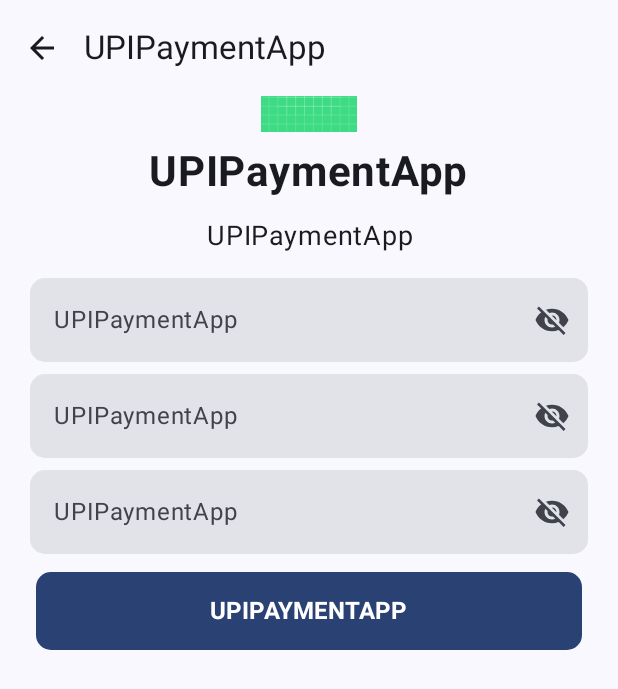
After one commit to RumitPatel/android-pay-with-upi, an Android app built with Jetpack Compose: the composable ResetPasswordScreen shown on its own in the app's theme, on a phone screen of 412 x 824 dp. The commit adds this screen. Shown: the top 689 px of the screen. Run offline under Robolectric (Android 15) with nearby library versions, the phone set to English and light mode, and no system bars.

Commit message:
Reference taken from ResetPasswordScreen.kt

```diff
--- /dev/null
+++ b/app/src/main/java/com/rum/upipaymentapp/ResetPasswordScreen.kt
@@ -0,0 +1,205 @@
+package com.rum.upipaymentapp
+
+import androidx.compose.foundation.Image
+import androidx.compose.foundation.layout.*
+import androidx.compose.foundation.shape.RoundedCornerShape
+import androidx.compose.foundation.text.KeyboardOptions
+import androidx.compose.material.*
+import androidx.compose.material.icons.Icons
+import androidx.compose.material.icons.filled.ArrowBack
+import androidx.compose.material.icons.filled.Visibility
+import androidx.compose.material.icons.filled.VisibilityOff
+import androidx.compose.material3.Button
+import androidx.compose.material3.ButtonDefaults
+import androidx.compose.material3.CircularProgressIndicator
+import androidx.compose.material3.ExperimentalMaterial3Api
+import androidx.compose.material3.Icon
+import androidx.compose.material3.IconButton
+import androidx.compose.material3.Scaffold
+import androidx.compose.material3.TopAppBar
+import androidx.compose.runtime.Composable
+import androidx.compose.runtime.getValue
+import androidx.compose.runtime.mutableStateOf
+import androidx.compose.runtime.saveable.rememberSaveable
+import androidx.compose.runtime.setValue
+import androidx.compose.ui.Alignment
+import androidx.compose.ui.Modifier
+import androidx.compose.ui.graphics.Color
+import androidx.compose.ui.graphics.vector.ImageVector
+import androidx.compose.ui.layout.ContentScale
+import androidx.compose.ui.res.colorResource
+import androidx.compose.ui.res.painterResource
+import androidx.compose.ui.res.stringResource
+import androidx.compose.ui.text.font.FontWeight
+import androidx.compose.ui.text.input.ImeAction
+import androidx.compose.ui.text.input.KeyboardType
+import androidx.compose.ui.text.style.TextAlign
+import androidx.compose.ui.unit.dp
+import androidx.compose.ui.unit.sp
+import androidx.lifecycle.LiveData
+import androidx.lifecycle.MediatorLiveData
+import com.rum.upipaymentapp.ui.custom_views.MyPasswordTextField
+import com.rum.upipaymentapp.ui.custom_views.MyText
+
+@OptIn(ExperimentalMaterial3Api::class)
+@Composable
+fun ResetPasswordScreen(
+    onBackArrowPressed: () -> Unit = {},
+    onResetButtonClicked: (currentPassword: String?, newPassword: String?, confirmNewPassword: String?) -> Unit = { _: String?, _: String?, _: String? -> },
+) {
+
+    var currentPassword by rememberSaveable { mutableStateOf("") }
+    var currentPasswordVisible by rememberSaveable { mutableStateOf(false) }
+    var isErrorCurrentPassword by rememberSaveable { mutableStateOf(false) }
+
+    var newPassword by rememberSaveable { mutableStateOf("") }
+    var newPasswordVisible by rememberSaveable { mutableStateOf(false) }
+    var isErrorNewPassword by rememberSaveable { mutableStateOf(false) }
+
+    var confirmNewPassword by rememberSaveable { mutableStateOf("") }
+    var confirmNewPasswordVisible by rememberSaveable { mutableStateOf(false) }
+    var isErrorConfirmNewPassword by rememberSaveable { mutableStateOf(false) }
+
+
+    Scaffold(topBar = {
+        TopAppBar(title = {
+            MyText(text = stringResource(R.string.app_name))
+        }, navigationIcon = {
+            IconButton(onClick = onBackArrowPressed) {
+                Icon(Icons.Filled.ArrowBack, "")
+            }
+        },
+        )
+    }, content = { padding ->
+        Column(
+            modifier = Modifier
+                .fillMaxSize()
+                .padding(16.dp),
+            horizontalAlignment = Alignment.CenterHorizontally
+        ) {
+            Image(
+                painterResource(id = R.drawable.ic_launcher_background),
+                contentDescription = null,
+                modifier = Modifier
+                    .size(80.dp)
+                    .padding(8.dp),
+                contentScale = ContentScale.Crop
+            )
+            MyText(
+                modifier = Modifier.padding(2.dp),
+                text = stringResource(R.string.app_name),
+                fontWeight = FontWeight.Bold,
+                fontSize = 28.sp
+            )
+            MyText(
+                modifier = Modifier.padding(12.dp),
+                textAlign = TextAlign.Center,
+                text = stringResource(R.string.app_name),
+                fontSize = 18.sp,
+            )
+
+            MyPasswordTextField(value = currentPassword,
+                isError = isErrorCurrentPassword,
+                errorMessage = stringResource(R.string.app_name),
+                valueVisibility = currentPasswordVisible,
+                placeholder = stringResource(R.string.app_name),
+                label = stringResource(R.string.app_name),
+                onValueChange = {
+                    currentPassword = it
+                    isErrorCurrentPassword = false
+                },
+                keyboardOptions = KeyboardOptions(
+                    keyboardType = KeyboardType.Password, imeAction = ImeAction.Next
+                ),
+                trailingIcon = {
+                    val image = getPasswordToggleIcon(currentPasswordVisible)
+                    val description = getPasswordToggleDescription(confirmNewPasswordVisible)
+
+                    IconButton(onClick = { currentPasswordVisible = !currentPasswordVisible }) {
+                        Icon(imageVector = image, description)
+                    }
+                })
+
+            MyPasswordTextField(value = newPassword,
+                isError = isErrorNewPassword,
+                errorMessage = stringResource(R.string.app_name),
+                valueVisibility = newPasswordVisible,
+                placeholder = stringResource(R.string.app_name),
+                label = stringResource(R.string.app_name),
+                onValueChange = {
+                    newPassword = it
+                    isErrorNewPassword = false
+                },
+                keyboardOptions = KeyboardOptions(
+                    keyboardType = KeyboardType.Password, imeAction = ImeAction.Next
+                ),
+                trailingIcon = {
+                    val image = getPasswordToggleIcon(newPasswordVisible)
+                    val description = getPasswordToggleDescription(confirmNewPasswordVisible)
+
+                    IconButton(onClick = { newPasswordVisible = !newPasswordVisible }) {
+                        Icon(imageVector = image, description)
+                    }
+                })
+
+            MyPasswordTextField(value = confirmNewPassword,
+                isError = isErrorConfirmNewPassword,
+                errorMessage = stringResource(R.string.app_name),
+                valueVisibility = confirmNewPasswordVisible,
+                placeholder = stringResource(R.string.app_name),
+                label = stringResource(R.string.app_name),
+                onValueChange = {
+                    confirmNewPassword = it
+                    isErrorConfirmNewPassword = false
+                },
+                keyboardOptions = KeyboardOptions(
+                    keyboardType = KeyboardType.Password, imeAction = ImeAction.Done
+                ),
+                trailingIcon = {
+                    val image = getPasswordToggleIcon(confirmNewPasswordVisible)
+                    val description = getPasswordToggleDescription(confirmNewPasswordVisible)
+
+                    IconButton(onClick = {
+                        confirmNewPasswordVisible = !confirmNewPasswordVisible
+                    }) {
+                        Icon(imageVector = image, description)
+                    }
+                })
+
+            Button(modifier = Modifier
+                .fillMaxWidth()
+                .padding(8.dp)
+                .height(52.dp),
+                shape = RoundedCornerShape(10.dp),
+                onClick = {
+                    if (currentPassword.isEmpty()) {
+                        isErrorCurrentPassword = true
+                    } else if (newPassword.isEmpty()) {
+                        isErrorNewPassword = true
+                    } else if (confirmNewPassword.isEmpty()) {
+                        isErrorConfirmNewPassword = true
+                    } else {
+                        onResetButtonClicked(currentPassword, newPassword, confirmNewPassword)
+                    }
+
+                }) {
+                MyText(
+                    text = stringResource(R.string.app_name).uppercase(),
+                    fontSize = 16.sp,
+                    fontWeight = FontWeight.Bold,
+                    color = Color.White
+                )
+            }
+        }
+    })
+}
+
+
+fun getPasswordToggleIcon(isVisible: Boolean): ImageVector {
+    return if (isVisible) Icons.Filled.Visibility
+    else Icons.Filled.VisibilityOff
+}
+
+fun getPasswordToggleDescription(isVisible: Boolean): String {
+    return if (isVisible) "Hide password" else "Show password"
+}
--- /dev/null
+++ b/app/src/main/java/com/rum/upipaymentapp/ui/custom_views/CommonViews.kt
@@ -0,0 +1,78 @@
+package com.rum.upipaymentapp.ui.custom_views
+
+import androidx.compose.foundation.layout.fillMaxWidth
+import androidx.compose.foundation.layout.padding
+import androidx.compose.foundation.shape.RoundedCornerShape
+import androidx.compose.foundation.text.KeyboardOptions
+import androidx.compose.material3.ExperimentalMaterial3Api
+import androidx.compose.material3.MaterialTheme
+import androidx.compose.material3.Text
+import androidx.compose.material3.TextField
+import androidx.compose.material3.TextFieldDefaults
+import androidx.compose.runtime.Composable
+import androidx.compose.ui.Modifier
+import androidx.compose.ui.graphics.Color
+import androidx.compose.ui.res.colorResource
+import androidx.compose.ui.text.font.FontWeight
+import androidx.compose.ui.text.input.PasswordVisualTransformation
+import androidx.compose.ui.text.input.VisualTransformation
+import androidx.compose.ui.text.style.TextAlign
+import androidx.compose.ui.unit.TextUnit
+import androidx.compose.ui.unit.dp
+import com.rum.upipaymentapp.R
+
+@OptIn(ExperimentalMaterial3Api::class)
+@Composable
+fun MyPasswordTextField(
+    value: String,
+    valueVisibility: Boolean,
+    isError: Boolean,
+    errorMessage: String,
+    placeholder: String,
+    label: String,
+    onValueChange: (String) -> Unit,
+    keyboardOptions: KeyboardOptions = KeyboardOptions.Default,
+    trailingIcon: @Composable (() -> Unit)? = null,
+) {
+    TextField(
+        value = value,
+        placeholder = { MyText(text = placeholder) },
+        label = { MyText(text = label) },
+        onValueChange = onValueChange,
+        singleLine = true,
+        keyboardOptions = keyboardOptions,
+        visualTransformation = if (valueVisibility) VisualTransformation.None else PasswordVisualTransformation(),
+        trailingIcon = trailingIcon,
+        modifier = Modifier.fillMaxWidth().padding(4.dp),
+        shape = RoundedCornerShape(10.dp),
+        colors = TextFieldDefaults.textFieldColors(
+            focusedIndicatorColor = Color.Transparent, //hide the bottom indicator line
+            unfocusedIndicatorColor = Color.Transparent //hide the bottom indicator line
+        )
+    )
+    if (isError) {
+        MyText(
+            text = errorMessage,
+            modifier = Modifier.fillMaxWidth().padding(start = 16.dp)
+        )
+    }
+}
+
+@Composable
+fun MyText(
+    modifier: Modifier = Modifier,
+    text: String,
+    color: Color = Color.Unspecified,
+    fontWeight: FontWeight? = null,
+    fontSize: TextUnit = TextUnit.Unspecified,
+    textAlign: TextAlign? = null
+) {
+    Text(
+        modifier = modifier,
+        text = text,
+        color = color,
+        fontWeight = fontWeight,
+        fontSize = fontSize,
+        textAlign = textAlign
+    )
+}
--- a/build.gradle.kts
+++ b/build.gradle.kts
@@ -2,5 +2,5 @@
 plugins {
     id("com.android.application") version "8.1.0-alpha09" apply false
     id("com.android.library") version "8.1.0-alpha09" apply false
-    id("org.jetbrains.kotlin.android") version "1.7.20" apply false
+    id("org.jetbrains.kotlin.android") version "1.8.10" apply false
 }
```
Also changed, not shown: app/build.gradle.kts (+6 -2 lines), app/src/main/java/com/rum/upipaymentapp/MainActivity.kt (+35 -5 lines), app/src/main/java/com/rum/upipaymentapp/utils/AppUtil.kt (added, +13 -0 lines).
